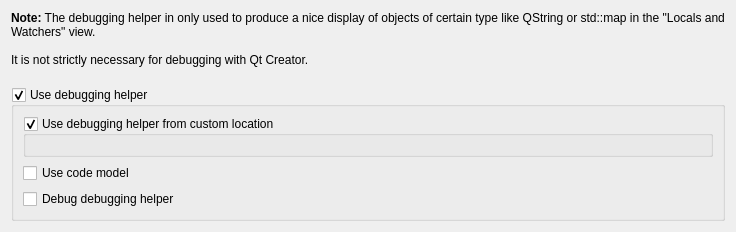
qt-creator/qt-creator, file src/plugins/debugger/dumperoptionpage.ui: the form before one commit.
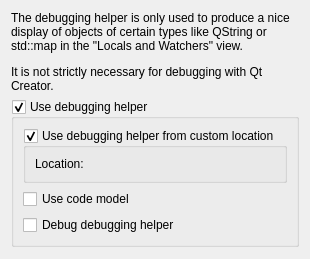
The form after the commit. Custom widgets are drawn as their Qt base class.

```diff
--- a/src/plugins/debugger/dumperoptionpage.ui
+++ b/src/plugins/debugger/dumperoptionpage.ui
@@ -2,29 +2,16 @@
 <ui version="4.0">
  <class>DebuggingHelperOptionPage</class>
  <widget class="QWidget" name="DebuggingHelperOptionPage">
-  <property name="geometry">
-   <rect>
-    <x>0</x>
-    <y>0</y>
-    <width>736</width>
-    <height>198</height>
-   </rect>
-  </property>
   <layout class="QVBoxLayout" name="verticalLayout_2">
    <item>
     <widget class="QLabel" name="label">
      <property name="text">
-      <string>&lt;!DOCTYPE HTML PUBLIC &quot;-//W3C//DTD HTML 4.0//EN&quot; &quot;http://www.w3.org/TR/REC-html40/strict.dtd&quot;&gt;
-&lt;html&gt;&lt;head&gt;&lt;meta name=&quot;qrichtext&quot; content=&quot;1&quot; /&gt;&lt;style type=&quot;text/css&quot;&gt;
-p, li { white-space: pre-wrap; }
-&lt;/style&gt;&lt;/head&gt;&lt;body style=&quot; font-family:'DejaVu Sans'; font-size:9pt; font-weight:400; font-style:normal;&quot;&gt;
-&lt;p style=&quot; margin-top:0px; margin-bottom:0px; margin-left:0px; margin-right:0px; -qt-block-indent:0; text-indent:0px;&quot;&gt;&lt;span style=&quot; font-weight:600;&quot;&gt;Note:&lt;/span&gt; The debugging helper in only used to produce a nice display of objects of certain type like QString or std::map in the &amp;quot;Locals and Watchers&amp;quot; view.&lt;/p&gt;
-&lt;p style=&quot;-qt-paragraph-type:empty; margin-top:0px; margin-bottom:0px; margin-left:0px; margin-right:0px; -qt-block-indent:0; text-indent:0px;&quot;&gt;&lt;/p&gt;
-&lt;p style=&quot; margin-top:0px; margin-bottom:0px; margin-left:0px; margin-right:0px; -qt-block-indent:0; text-indent:0px;&quot;&gt;It is not strictly necessary for debugging with Qt Creator.&lt;/p&gt;
-&lt;p style=&quot;-qt-paragraph-type:empty; margin-top:0px; margin-bottom:0px; margin-left:0px; margin-right:0px; -qt-block-indent:0; text-indent:0px;&quot;&gt;&lt;/p&gt;&lt;/body&gt;&lt;/html&gt;</string>
+      <string>&lt;html&gt;&lt;head/&gt;&lt;body&gt;
+&lt;p&gt;The debugging helper is only used to produce a nice display of objects of certain types like QString or std::map in the &amp;quot;Locals and Watchers&amp;quot; view.&lt;/p&gt;
+&lt;p&gt; It is not strictly necessary for debugging with Qt Creator. &lt;/p&gt;&lt;/body&gt;&lt;/html&gt;</string>
      </property>
      <property name="textFormat">
-      <enum>Qt::RichText</enum>
+      <enum>Qt::AutoText</enum>
      </property>
      <property name="wordWrap">
       <bool>true</bool>
```
Left out of the diff: 2 changed lines with no effect on the pictures.
